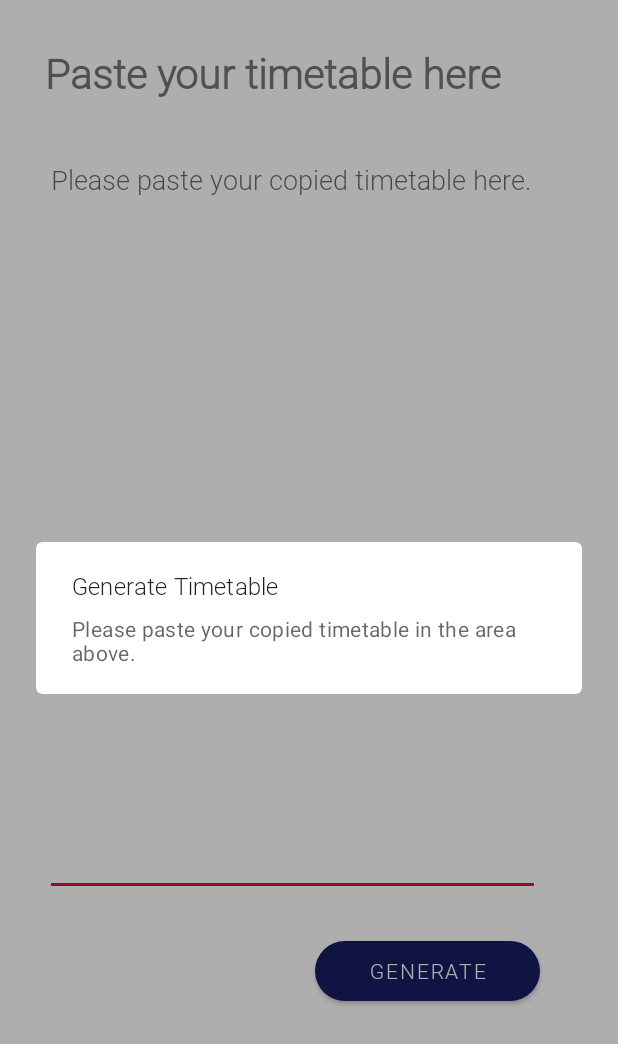
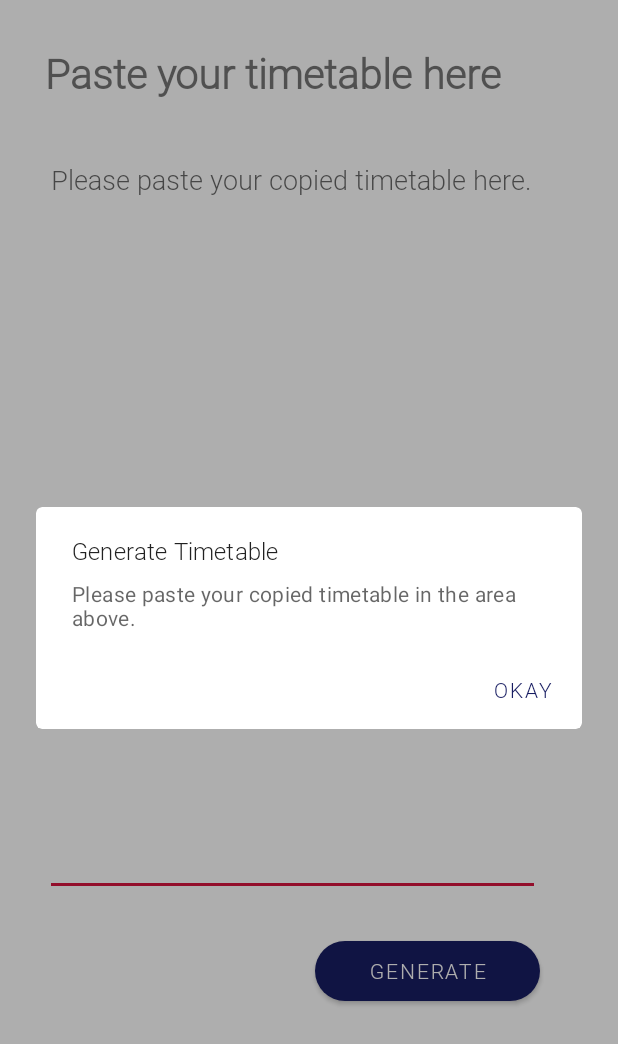
Before and after one commit to desmondkz/FreshEEE, an Android app: the TimeTablePasteActivity screen opened directly, with no data from a screen before it, after a tap on "GENERATE", on a phone screen of 412 x 824 dp. Shown: the top 1044 px of the screen. Run offline under Robolectric (Android 15) with nearby library versions, the phone set to English and light mode, and no system bars.

Commit message:
Update TimeTablePasteActivity.java

```diff
--- a/app/src/main/java/com/ntu/fresheee/TimeTablePasteActivity.java
+++ b/app/src/main/java/com/ntu/fresheee/TimeTablePasteActivity.java
@@ -6,6 +6,7 @@ import android.content.ClipData;
 import android.content.ClipDescription;
 import android.content.ClipboardManager;
 import android.content.Context;
+import android.content.DialogInterface;
 import android.content.Intent;
 import android.os.Bundle;
 import android.text.Editable;
@@ -66,6 +67,11 @@ public class TimeTablePasteActivity extends AppCompatActivity {
                     MaterialAlertDialogBuilder builder = new MaterialAlertDialogBuilder(TimeTablePasteActivity.this);
                     builder.setTitle("Generate Timetable");
                     builder.setMessage("Please paste your copied timetable in the area above.");
+                    builder.setPositiveButton("OKAY", new DialogInterface.OnClickListener() {
+                        @Override
+                        public void onClick(DialogInterface dialogInterface, int i) {
+                        }
+                    });
                     builder.show();
                 }
                 else {
```
